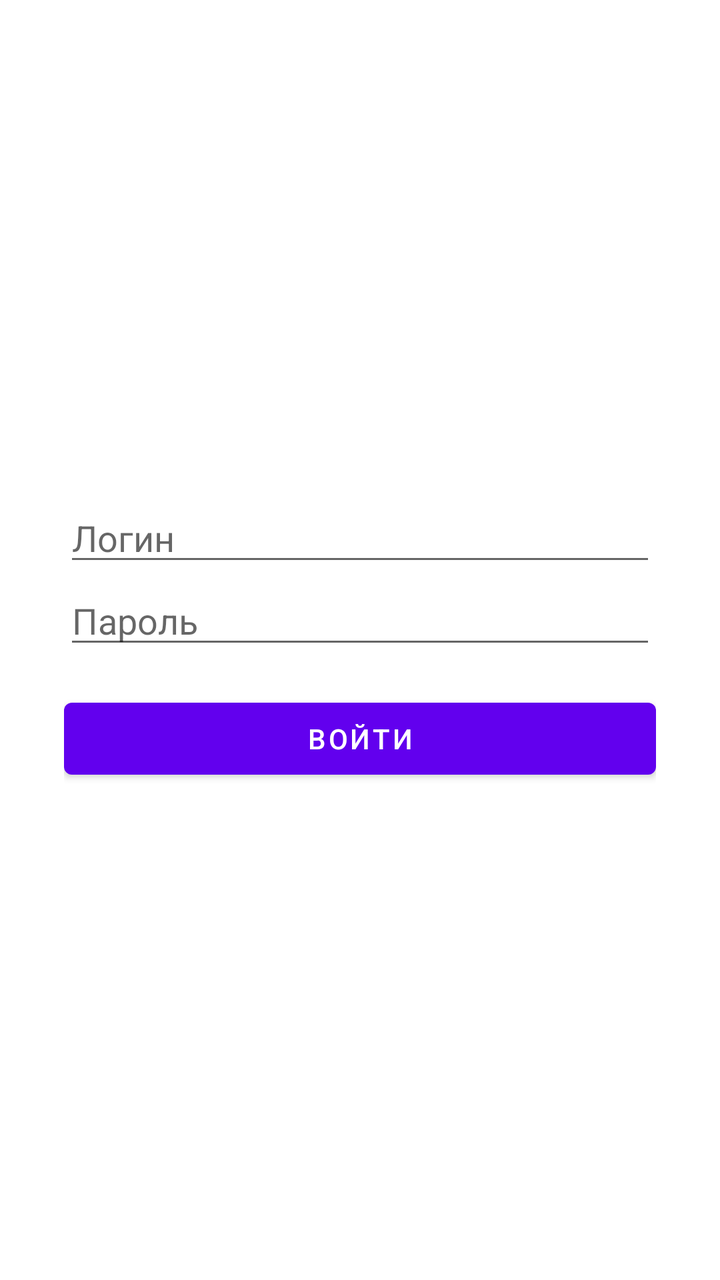
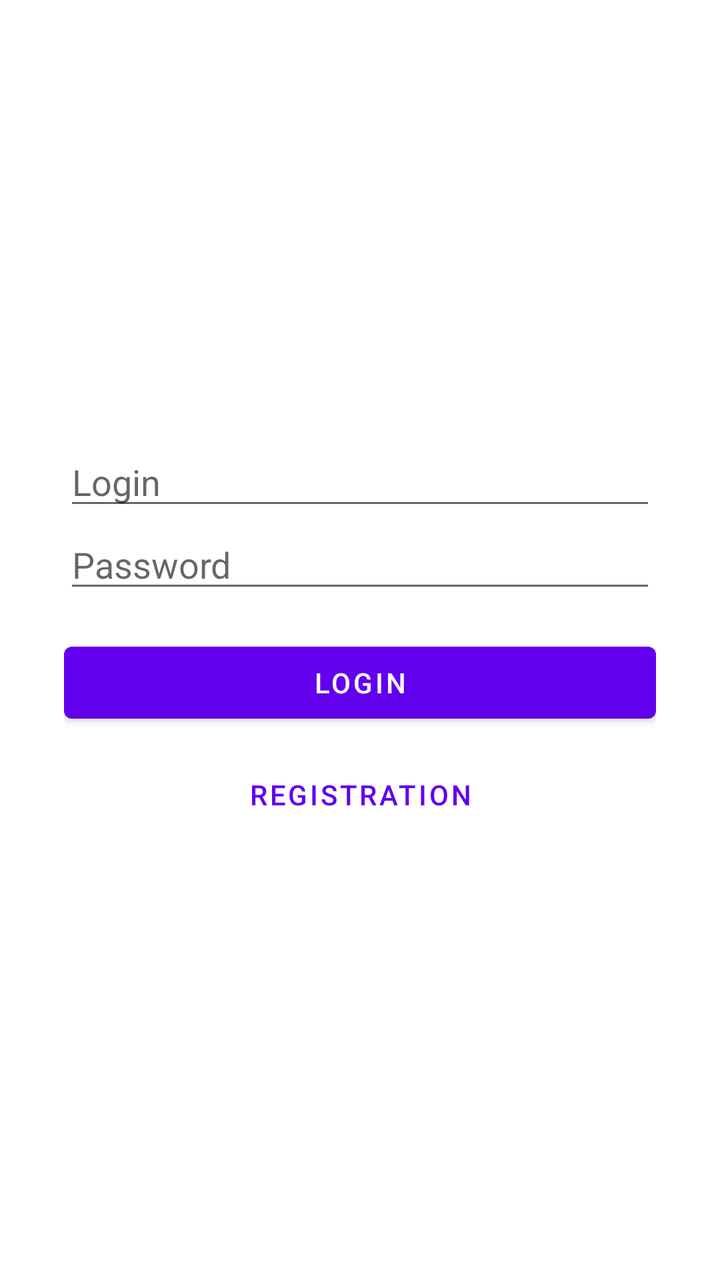

Before-and-after screenshots of an Android layout around one commit, followed by the original layout XML and the change that was made.
<!-- AndroidManifest.xml: application theme Theme.NeWork -->
<!-- res/layout/fragment_login.xml -->
<?xml version="1.0" encoding="utf-8"?>
<LinearLayout xmlns:android="http://schemas.android.com/apk/res/android"
    android:layout_width="match_parent"
    android:layout_height="match_parent"
    android:orientation="vertical"
    android:padding="32dp"
    android:gravity="center">

    <EditText
        android:id="@+id/login"
        android:layout_width="match_parent"
        android:layout_height="wrap_content"
        android:hint="Логин" />

    <EditText
        android:id="@+id/password"
        android:layout_width="match_parent"
        android:layout_height="wrap_content"
        android:hint="Пароль"
        android:inputType="textPassword" />

    <Button
        android:id="@+id/login_button"
        android:layout_width="match_parent"
        android:layout_height="wrap_content"
        android:layout_marginTop="16dp"
        android:text="Войти" />

</LinearLayout>
<!-- resources referenced by this layout -->
<resources>
  <style name="Theme.NeWork" parent="Theme.MaterialComponents.DayNight.DarkActionBar">
          <item name="colorPrimary">@color/colorPrimary</item>
          <item name="colorPrimaryDark">@color/colorPrimaryDark</item>
          <item name="colorAccent">@color/colorAccent</item>
      </style>
  <color name="colorPrimary">#6200EE</color>
  <color name="colorPrimaryDark">#3700B3</color>
  <color name="colorAccent">#03DAC5</color>
</resources>

<!-- the commit's change to res/layout/fragment_login.xml (unified diff, before → after) -->
@@ -10,13 +10,13 @@
         android:id="@+id/login"
         android:layout_width="match_parent"
         android:layout_height="wrap_content"
-        android:hint="Логин" />
+        android:hint="@string/login" />
 
     <EditText
         android:id="@+id/password"
         android:layout_width="match_parent"
         android:layout_height="wrap_content"
-        android:hint="Пароль"
+        android:hint="@string/password"
         android:inputType="textPassword" />
 
     <Button
@@ -24,6 +24,14 @@
         android:layout_width="match_parent"
         android:layout_height="wrap_content"
         android:layout_marginTop="16dp"
-        android:text="Войти" />
+        android:text="@string/login" />
+
+    <Button
+        android:id="@+id/to_register_button"
+        style="@style/Widget.MaterialComponents.Button.TextButton"
+        android:layout_width="match_parent"
+        android:layout_height="wrap_content"
+        android:layout_marginTop="8dp"
+        android:text="@string/registration" />
 
 </LinearLayout>
<!-- resource entries referenced after the edit -->
@@ -1,5 +1,8 @@
 <!-- resources referenced by this layout -->
 <resources>
+  <string name="login">Login</string>
+  <string name="password">Password</string>
+  <string name="registration">Registration</string>
   <style name="Theme.NeWork" parent="Theme.MaterialComponents.DayNight.DarkActionBar">
           <item name="colorPrimary">@color/colorPrimary</item>
           <item name="colorPrimaryDark">@color/colorPrimaryDark</item>
